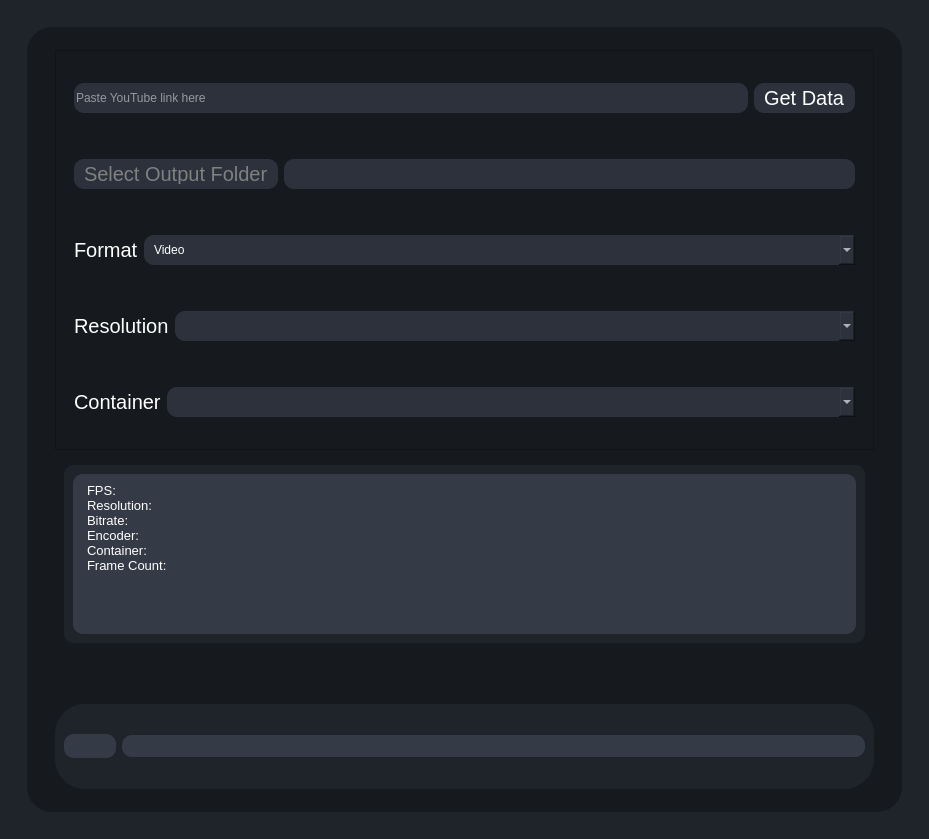
Above: mainwindow.ui from TNTwise/ytdlp-gui before the change. Below: the same form after it.
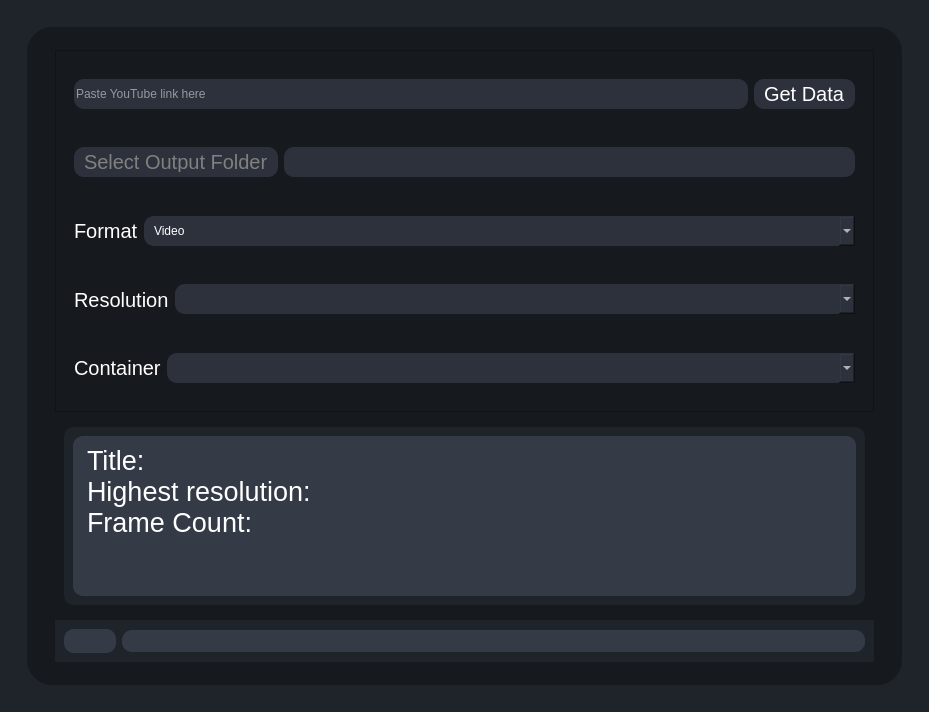
That is the form after the change. The open tabs and pages were chosen to show the change. Icons and pictures are not drawn.

```diff
--- a/mainwindow.ui
+++ b/mainwindow.ui
@@ -7,7 +7,7 @@
     <x>0</x>
     <y>0</y>
     <width>929</width>
-    <height>839</height>
+    <height>712</height>
    </rect>
   </property>
   <property name="windowTitle">
@@ -248,7 +248,7 @@
                    <property name="minimumSize">
                     <size>
                      <width>0</width>
-                     <height>400</height>
+                     <height>0</height>
                     </size>
                    </property>
                    <property name="widgetResizable">
@@ -260,7 +260,7 @@
                       <x>0</x>
                       <y>0</y>
                       <width>817</width>
-                      <height>398</height>
+                      <height>334</height>
                      </rect>
                     </property>
                     <layout class="QGridLayout" name="gridLayout_4">
@@ -552,7 +552,7 @@
                       <property name="minimumSize">
                        <size>
                         <width>0</width>
-                        <height>60</height>
+                        <height>0</height>
                        </size>
                       </property>
                       <property name="maximumSize">
@@ -582,7 +582,7 @@
                          <property name="minimumSize">
                           <size>
                            <width>0</width>
-                           <height>30</height>
+                           <height>0</height>
                           </size>
                          </property>
                          <property name="maximumSize">
@@ -591,6 +591,11 @@
                            <height>160</height>
                           </size>
                          </property>
+                         <property name="font">
+                          <font>
+                           <pointsize>20</pointsize>
+                          </font>
+                         </property>
                          <property name="accessibleDescription">
                           <string notr="true"/>
                          </property>
@@ -617,14 +622,11 @@
 hr { height: 1px; border-width: 0; }
 li.unchecked::marker { content: &quot;\2610&quot;; }
 li.checked::marker { content: &quot;\2612&quot;; }
-&lt;/style&gt;&lt;/head&gt;&lt;body style=&quot; font-family:'Sans Serif'; font-size:9pt; font-weight:400; font-style:normal;&quot;&gt;
-&lt;p style=&quot; margin-top:0px; margin-bottom:0px; margin-left:0px; margin-right:0px; -qt-block-indent:0; text-indent:0px;&quot;&gt;&lt;span style=&quot; font-size:10pt;&quot;&gt;FPS:&lt;/span&gt;&lt;/p&gt;
-&lt;p style=&quot; margin-top:0px; margin-bottom:0px; margin-left:0px; margin-right:0px; -qt-block-indent:0; text-indent:0px;&quot;&gt;&lt;span style=&quot; font-size:10pt;&quot;&gt;Resolution:&lt;/span&gt;&lt;/p&gt;
-&lt;p style=&quot; margin-top:0px; margin-bottom:0px; margin-left:0px; margin-right:0px; -qt-block-indent:0; text-indent:0px;&quot;&gt;&lt;span style=&quot; font-size:10pt;&quot;&gt;Bitrate:&lt;/span&gt;&lt;/p&gt;
-&lt;p style=&quot; margin-top:0px; margin-bottom:0px; margin-left:0px; margin-right:0px; -qt-block-indent:0; text-indent:0px;&quot;&gt;&lt;span style=&quot; font-size:10pt;&quot;&gt;Encoder:&lt;/span&gt;&lt;/p&gt;
-&lt;p style=&quot; margin-top:0px; margin-bottom:0px; margin-left:0px; margin-right:0px; -qt-block-indent:0; text-indent:0px;&quot;&gt;&lt;span style=&quot; font-size:10pt;&quot;&gt;Container:&lt;/span&gt;&lt;/p&gt;
-&lt;p style=&quot; margin-top:0px; margin-bottom:0px; margin-left:0px; margin-right:0px; -qt-block-indent:0; text-indent:0px;&quot;&gt;&lt;span style=&quot; font-size:10pt;&quot;&gt;Frame Count:&lt;/span&gt;&lt;/p&gt;
-&lt;p style=&quot;-qt-paragraph-type:empty; margin-top:0px; margin-bottom:0px; margin-left:0px; margin-right:0px; -qt-block-indent:0; text-indent:0px; font-size:10pt;&quot;&gt;&lt;br /&gt;&lt;/p&gt;&lt;/body&gt;&lt;/html&gt;</string>
+&lt;/style&gt;&lt;/head&gt;&lt;body style=&quot; font-family:'Sans Serif'; font-size:20pt; font-weight:400; font-style:normal;&quot;&gt;
+&lt;p style=&quot; margin-top:0px; margin-bottom:0px; margin-left:0px; margin-right:0px; -qt-block-indent:0; text-indent:0px;&quot;&gt;Title: &lt;/p&gt;
+&lt;p style=&quot; margin-top:0px; margin-bottom:0px; margin-left:0px; margin-right:0px; -qt-block-indent:0; text-indent:0px;&quot;&gt;Highest resolution:&lt;/p&gt;
+&lt;p style=&quot; margin-top:0px; margin-bottom:0px; margin-left:0px; margin-right:0px; -qt-block-indent:0; text-indent:0px;&quot;&gt;Frame Count:&lt;/p&gt;
+&lt;p style=&quot;-qt-paragraph-type:empty; margin-top:0px; margin-bottom:0px; margin-left:0px; margin-right:0px; -qt-block-indent:0; text-indent:0px;&quot;&gt;&lt;br /&gt;&lt;/p&gt;&lt;/body&gt;&lt;/html&gt;</string>
                          </property>
                         </widget>
                        </item>
@@ -634,25 +636,12 @@
                    </layout>
                   </widget>
                  </item>
-                 <item>
-                  <spacer name="verticalSpacer_2">
-                   <property name="orientation">
-                    <enum>Qt::Orientation::Vertical</enum>
-                   </property>
-                   <property name="sizeHint" stdset="0">
-                    <size>
-                     <width>20</width>
-                     <height>40</height>
-                    </size>
-                   </property>
-                  </spacer>
-                 </item>
                  <item>
                   <widget class="QWidget" name="bottomMenuSubContainer" native="true">
                    <property name="minimumSize">
                     <size>
                      <width>0</width>
-                     <height>85</height>
+                     <height>0</height>
                     </size>
                    </property>
                    <property name="styleSheet">
```
